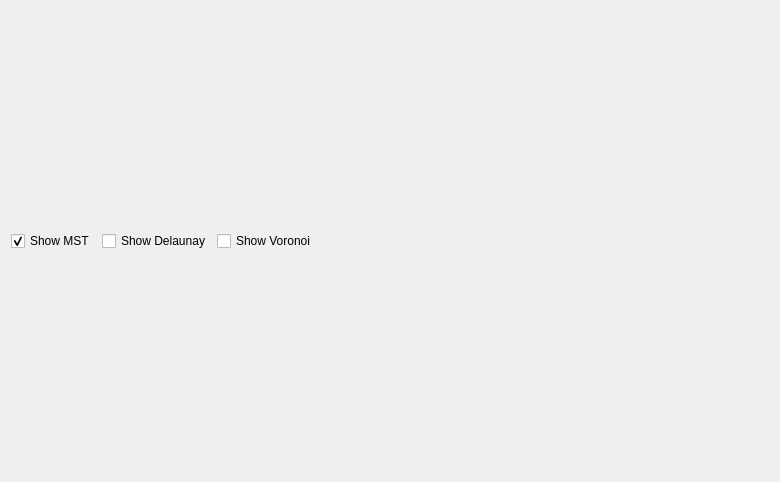
Before: the Qt Designer form resultdialog.ui in z4yx/VisualMST, drawn with Qt 5.
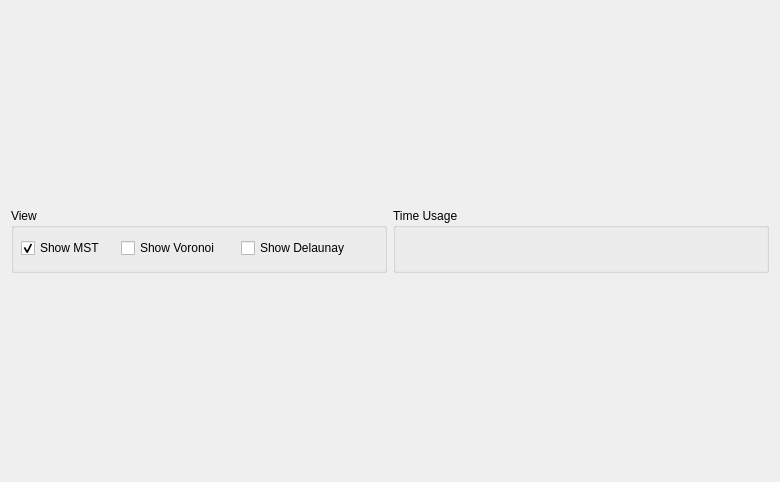
After: the same form once the commit is applied.

Commit message: show time usage

```diff
--- a/resultdialog.ui
+++ b/resultdialog.ui
@@ -14,54 +14,129 @@
    <string>Result</string>
   </property>
   <layout class="QGridLayout" name="gridLayout">
-   <item row="0" column="1">
-    <widget class="QCheckBox" name="showDelaunay">
-     <property name="focusPolicy">
-      <enum>Qt::NoFocus</enum>
-     </property>
-     <property name="text">
-      <string>Show Delaunay</string>
-     </property>
-    </widget>
+   <item row="2" column="0" colspan="2">
+    <layout class="QVBoxLayout" name="verticalLayout"/>
    </item>
-   <item row="0" column="2">
-    <widget class="QCheckBox" name="showVoronoi">
-     <property name="focusPolicy">
-      <enum>Qt::NoFocus</enum>
+   <item row="1" column="0">
+    <widget class="QGroupBox" name="groupBox">
+     <property name="sizePolicy">
+      <sizepolicy hsizetype="Preferred" vsizetype="Fixed">
+       <horstretch>0</horstretch>
+       <verstretch>0</verstretch>
+      </sizepolicy>
      </property>
-     <property name="text">
-      <string>Show Voronoi</string>
-     </property>
-    </widget>
-   </item>
-   <item row="0" column="3">
-    <spacer name="horizontalSpacer">
-     <property name="orientation">
-      <enum>Qt::Horizontal</enum>
-     </property>
-     <property name="sizeHint" stdset="0">
+     <property name="minimumSize">
       <size>
-       <width>40</width>
-       <height>20</height>
+       <width>0</width>
+       <height>65</height>
       </size>
      </property>
-    </spacer>
-   </item>
-   <item row="0" column="0">
-    <widget class="QCheckBox" name="showMST">
-     <property name="focusPolicy">
-      <enum>Qt::NoFocus</enum>
+     <property name="title">
+      <string>View</string>
      </property>
-     <property name="text">
-      <string>Show MST</string>
-     </property>
-     <property name="checked">
-      <bool>true</bool>
-     </property>
+     <widget class="QCheckBox" name="showMST">
+      <property name="geometry">
+       <rect>
+        <x>10</x>
+        <y>30</y>
+        <width>93</width>
+        <height>20</height>
+       </rect>
+      </property>
+      <property name="focusPolicy">
+       <enum>Qt::NoFocus</enum>
+      </property>
+      <property name="text">
+       <string>Show MST</string>
+      </property>
+      <property name="checked">
+       <bool>true</bool>
+      </property>
+     </widget>
+     <widget class="QCheckBox" name="showDelaunay">
+      <property name="geometry">
+       <rect>
+        <x>230</x>
+        <y>30</y>
+        <width>121</width>
+        <height>20</height>
+       </rect>
+      </property>
+      <property name="focusPolicy">
+       <enum>Qt::NoFocus</enum>
+      </property>
+      <property name="text">
+       <string>Show Delaunay</string>
+      </property>
+     </widget>
+     <widget class="QCheckBox" name="showVoronoi">
+      <property name="geometry">
+       <rect>
+        <x>110</x>
+        <y>30</y>
+        <width>112</width>
+        <height>20</height>
+       </rect>
+      </property>
+      <property name="focusPolicy">
+       <enum>Qt::NoFocus</enum>
+      </property>
+      <property name="text">
+       <string>Show Voronoi</string>
+      </property>
+     </widget>
     </widget>
    </item>
-   <item row="1" column="0" colspan="4">
-    <layout class="QVBoxLayout" name="verticalLayout"/>
+   <item row="1" column="1">
+    <widget class="QGroupBox" name="groupBox_2">
+     <property name="title">
+      <string>Time Usage</string>
+     </property>
+     <widget class="QWidget" name="verticalLayoutWidget">
+      <property name="geometry">
+       <rect>
+        <x>10</x>
+        <y>20</y>
+        <width>341</width>
+        <height>44</height>
+       </rect>
+      </property>
+      <layout class="QVBoxLayout" name="verticalLayout_2">
+       <item>
+        <widget class="QLabel" name="label_delaunay">
+         <property name="sizePolicy">
+          <sizepolicy hsizetype="Preferred" vsizetype="Ignored">
+           <horstretch>0</horstretch>
+           <verstretch>0</verstretch>
+          </sizepolicy>
+         </property>
+         <property name="minimumSize">
+          <size>
+           <width>0</width>
+           <height>0</height>
+          </size>
+         </property>
+         <property name="text">
+          <string/>
+         </property>
+        </widget>
+       </item>
+       <item>
+        <widget class="QLabel" name="label_prime">
+         <property name="sizePolicy">
+          <sizepolicy hsizetype="Preferred" vsizetype="Ignored">
+           <horstretch>0</horstretch>
+           <verstretch>0</verstretch>
+          </sizepolicy>
+         </property>
+         <property name="text">
+          <string/>
+         </property>
+        </widget>
+       </item>
+      </layout>
+     </widget>
+    </widget>
    </item>
   </layout>
  </widget>
```
The commit also changes 9 other files.
